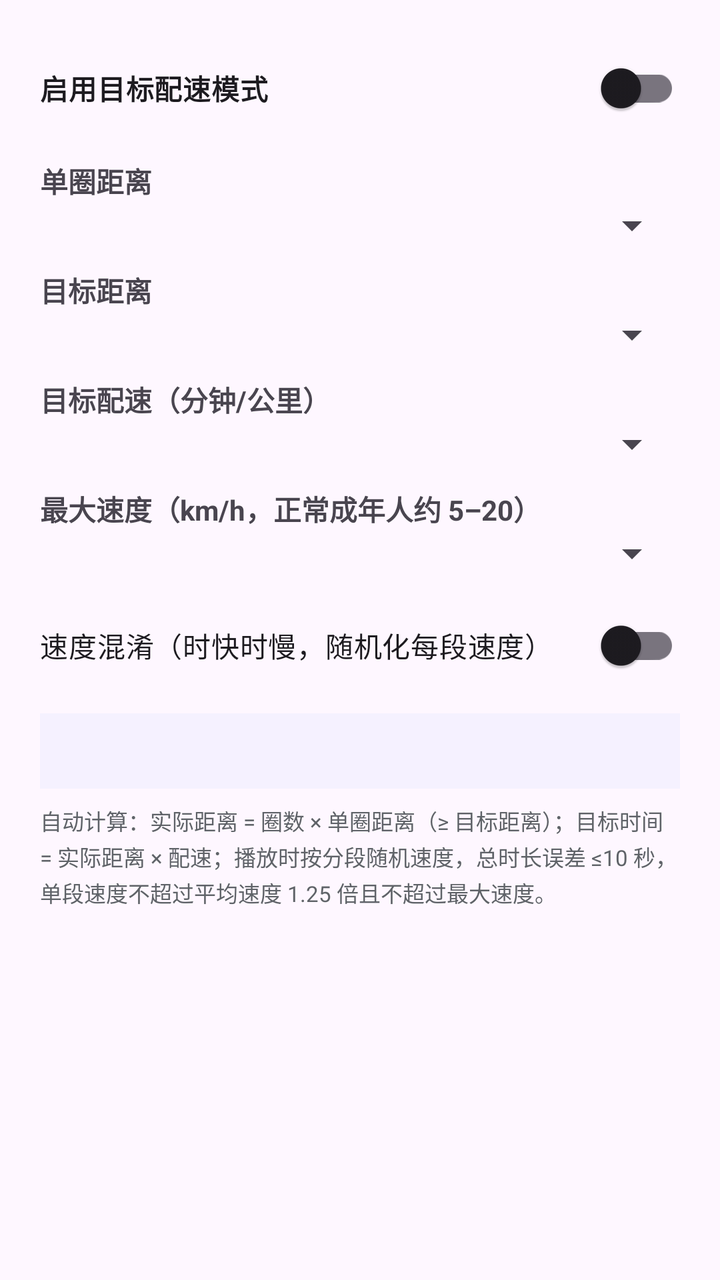
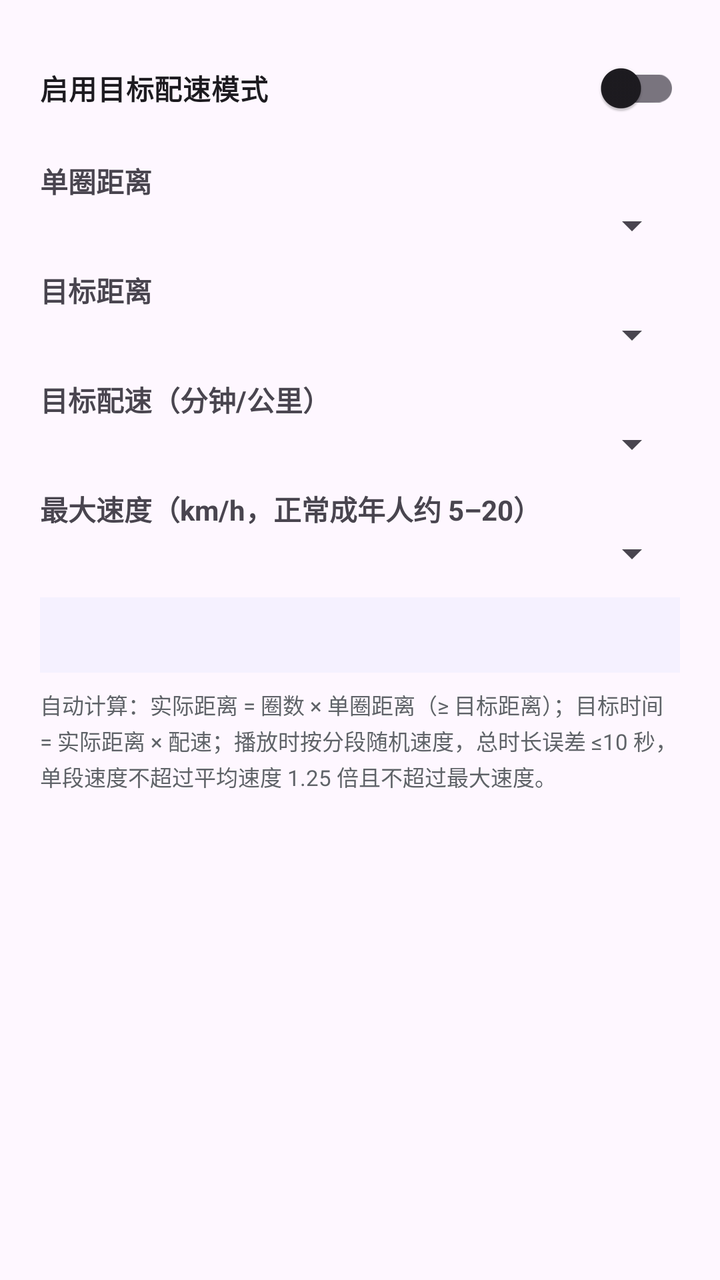

Compare the two renders of this Android layout. The source of the first and the diff that turns it into the second are given below.
<!-- AndroidManifest.xml: application theme Theme.VirtualMotion -->
<!-- res/layout/dialog_goal.xml -->
<?xml version="1.0" encoding="utf-8"?>
<ScrollView xmlns:android="http://schemas.android.com/apk/res/android"
    android:layout_width="match_parent"
    android:layout_height="wrap_content">

    <LinearLayout
        android:layout_width="match_parent"
        android:layout_height="wrap_content"
        android:orientation="vertical"
        android:padding="20dp">

        <com.google.android.material.switchmaterial.SwitchMaterial
            android:id="@+id/switchGoalEnabled"
            android:layout_width="match_parent"
            android:layout_height="wrap_content"
            android:text="启用目标配速模式"
            android:textStyle="bold" />

        <TextView
            android:layout_width="match_parent"
            android:layout_height="wrap_content"
            android:layout_marginTop="12dp"
            android:text="单圈距离"
            android:textStyle="bold" />

        <Spinner
            android:id="@+id/spinnerLap"
            android:layout_width="match_parent"
            android:layout_height="wrap_content" />

        <TextView
            android:layout_width="match_parent"
            android:layout_height="wrap_content"
            android:layout_marginTop="10dp"
            android:text="目标距离"
            android:textStyle="bold" />

        <Spinner
            android:id="@+id/spinnerDistance"
            android:layout_width="match_parent"
            android:layout_height="wrap_content" />

        <TextView
            android:layout_width="match_parent"
            android:layout_height="wrap_content"
            android:layout_marginTop="10dp"
            android:text="目标配速（分钟/公里）"
            android:textStyle="bold" />

        <Spinner
            android:id="@+id/spinnerPace"
            android:layout_width="match_parent"
            android:layout_height="wrap_content" />

        <TextView
            android:layout_width="match_parent"
            android:layout_height="wrap_content"
            android:layout_marginTop="10dp"
            android:text="最大速度（km/h，正常成年人约 5–20）"
            android:textStyle="bold" />

        <Spinner
            android:id="@+id/spinnerMaxSpeed"
            android:layout_width="match_parent"
            android:layout_height="wrap_content" />

        <com.google.android.material.switchmaterial.SwitchMaterial
            android:id="@+id/switchSpeedVariance"
            android:layout_width="match_parent"
            android:layout_height="wrap_content"
            android:layout_marginTop="10dp"
            android:text="速度混淆（时快时慢，随机化每段速度）" />

        <TextView
            android:id="@+id/goalPreview"
            android:layout_width="match_parent"
            android:layout_height="wrap_content"
            android:layout_marginTop="10dp"
            android:background="#0A2962FF"
            android:lineSpacingExtra="2dp"
            android:padding="10dp"
            android:text=""
            android:textColor="@color/brand"
            android:textSize="13sp" />

        <TextView
            android:layout_width="match_parent"
            android:layout_height="wrap_content"
            android:layout_marginTop="8dp"
            android:lineSpacingExtra="2dp"
            android:text="自动计算：实际距离 = 圈数 × 单圈距离（≥ 目标距离）；目标时间 = 实际距离 × 配速；播放时按分段随机速度，总时长误差 ≤10 秒，单段速度不超过平均速度 1.25 倍且不超过最大速度。"
            android:textColor="@color/text_secondary"
            android:textSize="11sp" />
    </LinearLayout>
</ScrollView>
<!-- resources referenced by this layout -->
<resources>
  <color name="brand">#2962FF</color>
  <color name="text_secondary">#5F6368</color>
  <style name="Theme.VirtualMotion" parent="Theme.Material3.DayNight.NoActionBar">
          <item name="colorPrimary">@color/brand</item>
          <item name="colorOnPrimary">#FFFFFF</item>
          <item name="colorSecondary">@color/accent</item>
          <item name="android:statusBarColor">@color/brand_dark</item>
      </style>
  <color name="accent">#00C853</color>
  <color name="brand_dark">#1E44B8</color>
</resources>

<!-- the commit's change to res/layout/dialog_goal.xml (unified diff, before → after) -->
@@ -64,13 +64,6 @@
             android:layout_width="match_parent"
             android:layout_height="wrap_content" />
 
-        <com.google.android.material.switchmaterial.SwitchMaterial
-            android:id="@+id/switchSpeedVariance"
-            android:layout_width="match_parent"
-            android:layout_height="wrap_content"
-            android:layout_marginTop="10dp"
-            android:text="速度混淆（时快时慢，随机化每段速度）" />
-
         <TextView
             android:id="@+id/goalPreview"
             android:layout_width="match_parent"
